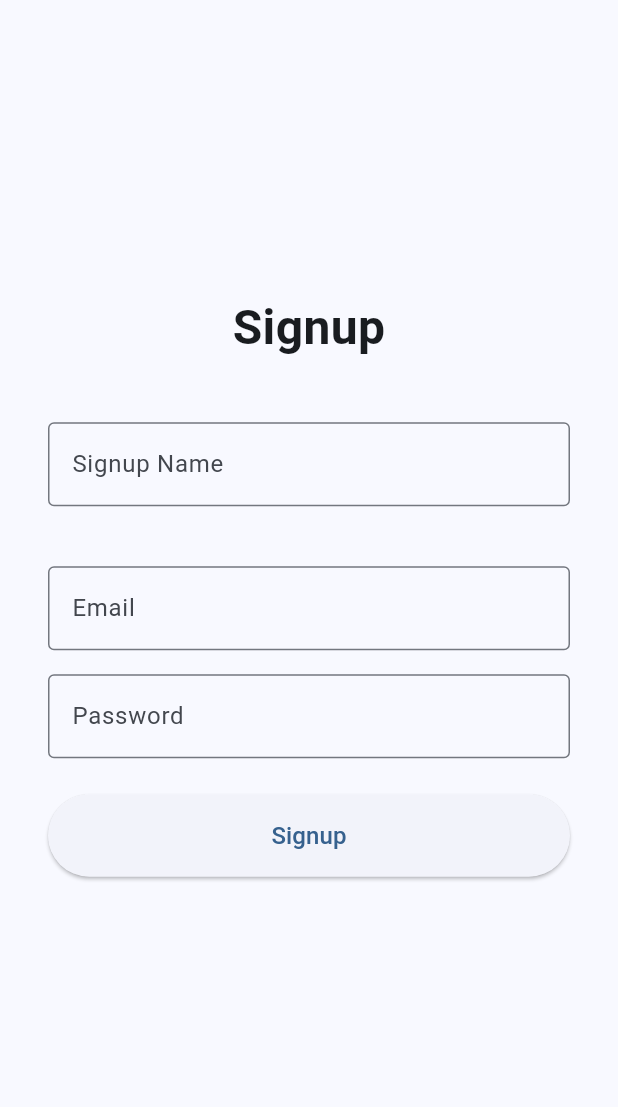
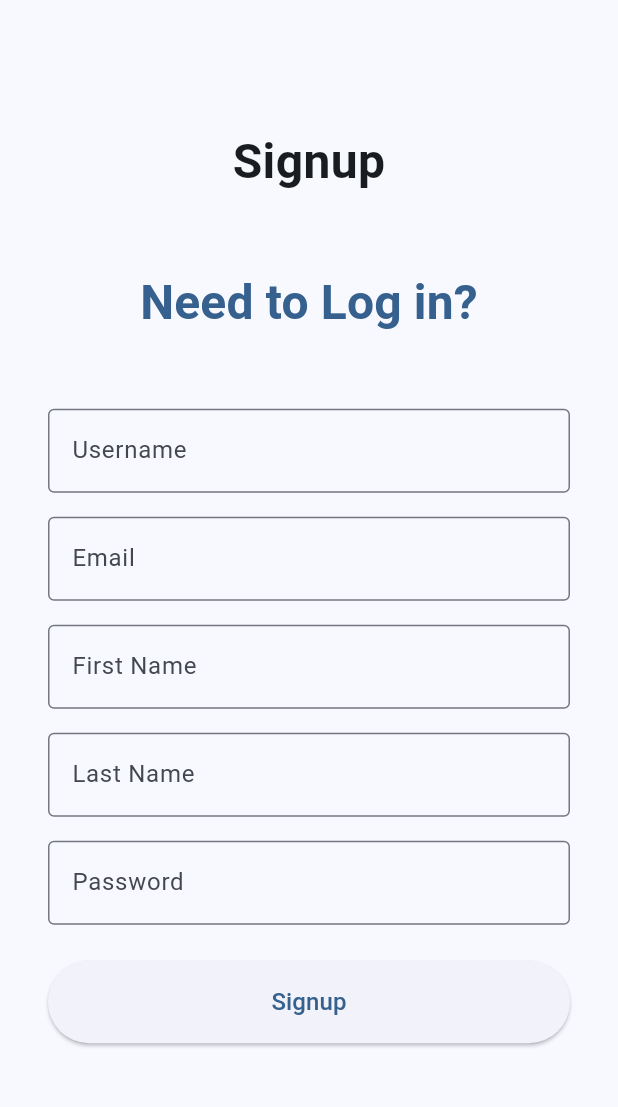
Before and after one commit to Juanchochos/MERN15, a Flutter app: the SignupPage screen opened directly, on a phone screen of 412 x 824 dp, the part 63-1170 px from its top. Run offline on Flutter 3.47's test engine with Material 3 defaults, Android fonts, the phone set to English and light mode, and no system bars; network calls fail.

Commit message:
Basics of Login and Signup
- Added text buttons to switch between them
- Added email, first name, and last name to signup

```diff
--- a/mobile/lib/main.dart
+++ b/mobile/lib/main.dart
@@ -112,7 +112,7 @@ class _LoginPageState extends State<LoginPage> {
                       );
                 }, // Replace with actual signup navigation
                 child: const Text(
-                  'Sign up?',
+                  'Need to Sign up?',
                   style: TextStyle(fontSize: 32, fontWeight: FontWeight.bold),
                   textAlign: TextAlign.center,
                 ),
@@ -121,7 +121,7 @@ class _LoginPageState extends State<LoginPage> {
               TextField(
                 controller: _loginController,
                 decoration: const InputDecoration(
-                  labelText: 'Login Name',
+                  labelText: 'Username',
                   border: OutlineInputBorder(),
                 ),
               ),
@@ -174,6 +174,8 @@ class SignupPage extends StatefulWidget {
 
 class _SignupPageState extends State<SignupPage> {
   final TextEditingController _emailController = TextEditingController();
+  final TextEditingController _firstNameController = TextEditingController();
+  final TextEditingController _lastNameController = TextEditingController();
   final TextEditingController _loginController = TextEditingController();
   final TextEditingController _passwordController = TextEditingController();
   String _errorMessage = '';
@@ -189,6 +191,8 @@ class _SignupPageState extends State<SignupPage> {
         headers: {'Content-Type': 'application/json'},
         body: jsonEncode({
           'login': _loginController.text,
+          'firstName': _firstNameController.text,
+          'lastName': _lastNameController.text,
           'email': _emailController.text,
           'password': _passwordController.text,
         }),
@@ -249,18 +253,52 @@ class _SignupPageState extends State<SignupPage> {
                 textAlign: TextAlign.center,
               ),
               const SizedBox(height: 40),
-              TextField(
-                controller: _loginController,
-                decoration: const InputDecoration(
-                  labelText: 'Signup Name',
-                  border: OutlineInputBorder(),
+              TextButton( // remove const to allow for navigation
+                onPressed: () {
+                  Navigator.pushReplacement(
+                    context,
+                    MaterialPageRoute(
+                      builder: (context) => const LoginPage()
+                      )
+                      );
+                }, // Replace with actual signup navigation
+                child: const Text(
+                  'Need to Log in?',
+                  style: TextStyle(fontSize: 32, fontWeight: FontWeight.bold),
+                  textAlign: TextAlign.center,
                 ),
               ),
               const SizedBox(height: 40),
               TextField(
+                controller: _loginController,
+                decoration: const InputDecoration(
+                  labelText: 'Username',
+                  border: OutlineInputBorder(),
+                ),
+              ),
+              const SizedBox(height: 16),
+              TextField(
                 controller: _emailController,
                 decoration: const InputDecoration(
                   labelText: 'Email',
+                  border: OutlineInputBorder(),
+                ),
+              ),
+              const SizedBox(height: 16),
+              TextField(
+                controller: _firstNameController,
+                obscureText: true,
+                decoration: const InputDecoration(
+                  labelText: 'First Name',
+                  border: OutlineInputBorder(),
+                ),
+              ),
+              const SizedBox(height: 16),
+              TextField(
+                controller: _lastNameController,
+                obscureText: true,
+                decoration: const InputDecoration(
+                  labelText: 'Last Name',
                   border: OutlineInputBorder(),
                 ),
               ),
```
